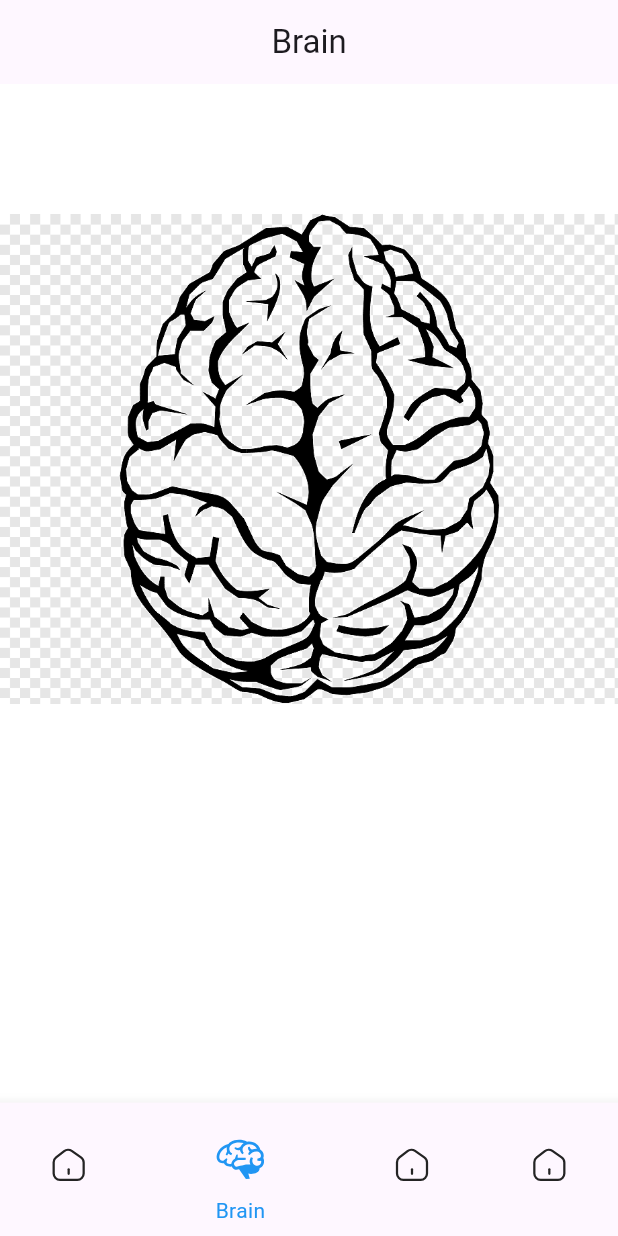
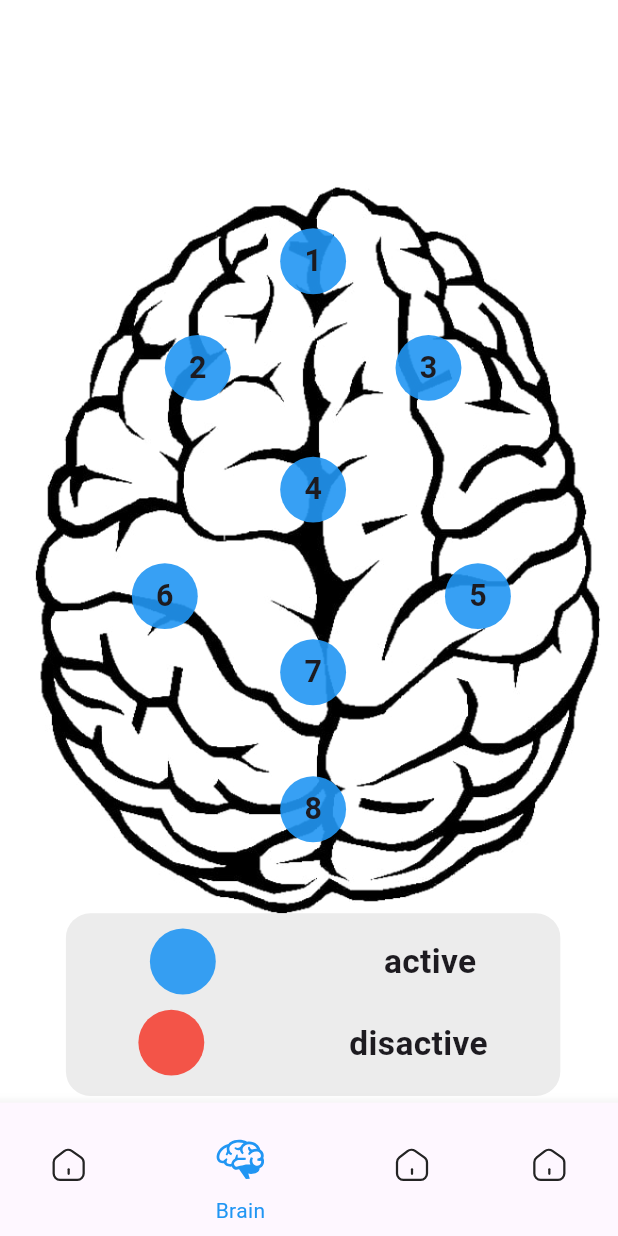
Before and after one commit to IbrahimElbazz/Brainpulse, a Flutter app: the screen it shows after launch, item 2 of the bottom bar chosen, on a phone screen of 412 x 824 dp. Run offline on Flutter 3.47's test engine with Material 3 defaults, Android fonts, the light colour scheme and no system bars; our stand-ins replace flutter_bloc, flutter_screenutil, flutter_svg, google_fonts, intl_phone_field.

Commit message:
brain screen doneeeeeeeee

```diff
--- a/lib/features/brain/presentation/screens/brain_screen.dart
+++ b/lib/features/brain/presentation/screens/brain_screen.dart
@@ -1,4 +1,7 @@
+import 'package:brain_pulse/core/Widgets/gap.dart';
+import 'package:brain_pulse/features/brain/presentation/widgets/point_brain.dart';
 import 'package:flutter/material.dart';
+import 'package:flutter_screenutil/flutter_screenutil.dart';
 
 class BrainScreen extends StatelessWidget {
   const BrainScreen({super.key});
@@ -7,19 +10,125 @@ class BrainScreen extends StatelessWidget {
   Widget build(BuildContext context) {
     return Scaffold(
       backgroundColor: Colors.white,
-      appBar: AppBar(
-        title: const Text('Brain'),
-        centerTitle: true,
-      ),
-      body: Column(
+      // appBar: AppBar(
+      //   title: const Text('Brain'),
+      //   backgroundColor: Colors.white,
+      //   surfaceTintColor: Colors.white,
+      //   centerTitle: true,
+      // ),
+      body: Stack(
         children: [
           Center(
             child: Image.asset(
-              'assets/images/brain.png',
-              width: 500,
-              height: 500,
+              'assets/images/btain.jpg',
+              width: 600.w,
+              height: 600.h,
             ),
-          )
+          ),
+          Positioned(
+            top: 150.h,
+            left: 170.w,
+            child: const PointInBrain(
+              num: '1',
+            ),
+          ),
+          Positioned(
+            top: 220.h,
+            left: 100.w,
+            child: const PointInBrain(
+              num: '2',
+            ),
+          ),
+          Positioned(
+            top: 220.h,
+            left: 240.w,
+            child: const PointInBrain(
+              num: '3',
+            ),
+          ),
+          Positioned(
+            top: 300.h,
+            left: 170.w,
+            child: const PointInBrain(
+              num: '4',
+            ),
+          ),
+          Positioned(
+            top: 370.h,
+            left: 270.w,
+            child: const PointInBrain(
+              num: '5',
+            ),
+          ),
+          Positioned(
+            top: 370.h,
+            left: 80.w,
+            child: const PointInBrain(
+              num: '6',
+            ),
+          ),
+          Positioned(
+            top: 420.h,
+            left: 170.w,
+            child: const PointInBrain(
+              num: '7',
+            ),
+          ),
+          Positioned(
+            top: 510.h,
+            left: 170.w,
+            child: const PointInBrain(
+              num: '8',
+            ),
+          ),
+          Positioned(
+            top: 600.h,
+            left: 40.w,
+            child: Container(
+              width: 300.w,
+              height: 120.h,
+              decoration: BoxDecoration(
+                color: Colors.grey.withOpacity(0.2),
+                borderRadius: BorderRadius.circular(16.r),
+              ),
+              child: Column(
+                children: [
+                  const GapH(height: 10),
+                  Row(
+                    mainAxisAlignment: MainAxisAlignment.spaceAround,
+                    children: [
+                      PointInBrainInfo(
+                        colorIcon: Colors.blue.withOpacity(0.9),
+                      ),
+                      Text(
+                        'active',
+                        style: TextStyle(
+                          fontSize: 22.sp,
+                          fontWeight: FontWeight.bold,
+                        ),
+                      )
+                    ],
+                  ),
+                  const GapH(height: 10),
+                  Row(
+                    mainAxisAlignment: MainAxisAlignment.spaceAround,
+                    children: [
+                      PointInBrainInfo(
+                        colorIcon: Colors.red.withOpacity(0.9),
+                      ),
+                      Text(
+                        'disactive',
+                        style: TextStyle(
+                          fontSize: 22.sp,
+                          fontWeight: FontWeight.bold,
+                        ),
+                      )
+                    ],
+                  )
+                ],
+              ),
+            ),
+          ),
         ],
       ),
     );
--- /dev/null
+++ b/lib/features/brain/presentation/widgets/point_brain.dart
@@ -0,0 +1,44 @@
+import 'package:flutter/material.dart';
+import 'package:flutter_screenutil/flutter_screenutil.dart';
+
+class PointInBrain extends StatelessWidget {
+  const PointInBrain({
+    super.key,
+    required this.num,
+  });
+  final String num;
+
+  @override
+  Widget build(BuildContext context) {
+    return Container(
+      width: 40.w,
+      height: 40.w,
+      decoration: BoxDecoration(
+        color: Colors.blue.withOpacity(0.9),
+        borderRadius: BorderRadius.circular(555.r),
+      ),
+      child: Center(
+        child: Text(
+          num,
+          style: TextStyle(fontSize: 20.sp, fontWeight: FontWeight.bold),
+        ),
+      ),
+    );
+  }
+}
+
+class PointInBrainInfo extends StatelessWidget {
+  const PointInBrainInfo({super.key, required this.colorIcon});
+  final Color colorIcon;
+  @override
+  Widget build(BuildContext context) {
+    return Container(
+      width: 40.w,
+      height: 40.w,
+      decoration: BoxDecoration(
+        color: colorIcon,
+        borderRadius: BorderRadius.circular(555.r),
+      ),
+    );
+  }
+}
```
Also changed, not shown: assets/images/btain.jpg (added).
